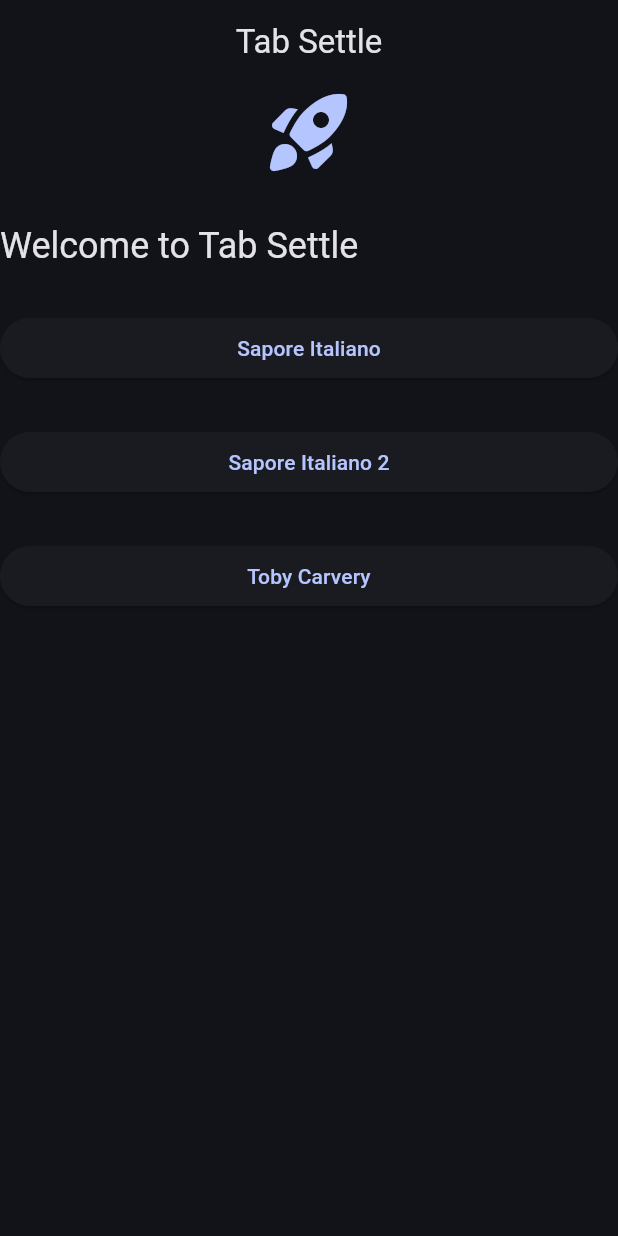
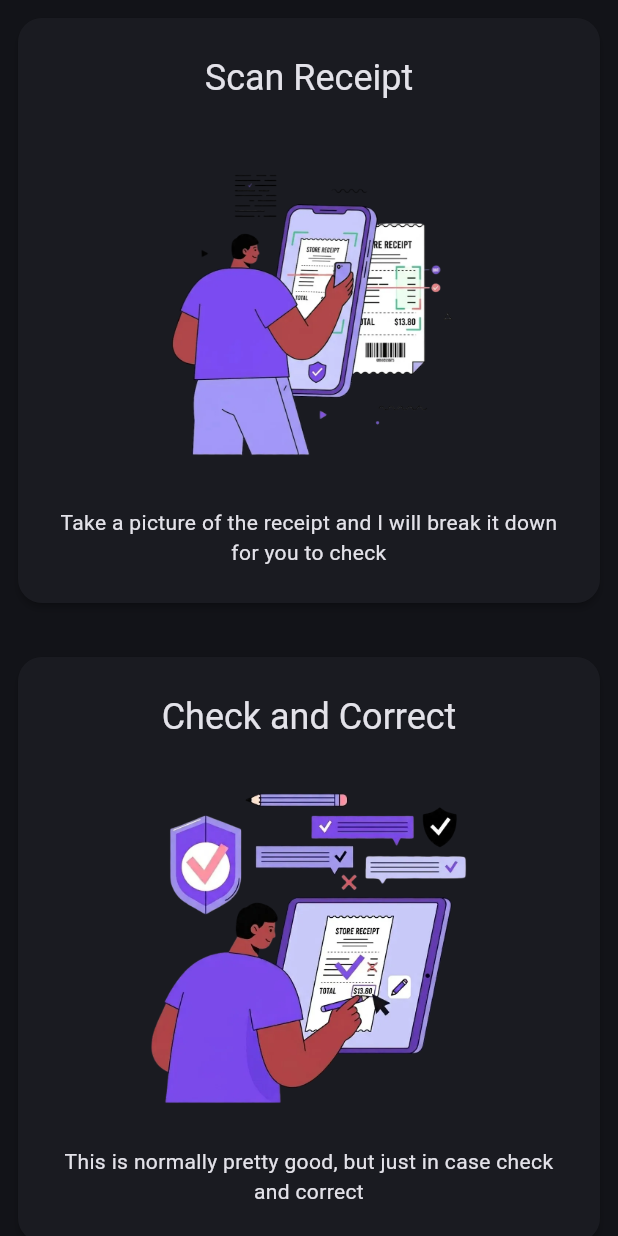
Before and after one commit to mcdona22/tab_settle, a Flutter app: the screen it shows after launch, on a phone screen of 412 x 824 dp. Run offline on Flutter 3.47's test engine with Material 3 defaults, Android fonts, the phone set to English and light mode, and no system bars; our stand-ins replace flutter_dotenv, freezed_annotation, go_router, google_generative_ai, hooks_riverpod, loggy and 1 more; missing offline and left inert: flutter_loggy; generated files the repository leaves out were written again; network calls fail.

Commit message:
created ImageCards with the desired graphics.  Now add them to a carousel

```diff
--- a/lib/features/home/home_page.dart
+++ b/lib/features/home/home_page.dart
@@ -7,6 +7,7 @@
 import 'package:tab_settle/features/bill_analyse/data/text_receipts.dart';
 import 'package:tab_settle/features/bill_analyse/service/gemini_service.dart';
 import 'package:tab_settle/features/bill_analyse/service/generative_model_provider.dart';
+import 'package:tab_settle/features/home/image_card.dart';
 
 class HomePage extends HookConsumerWidget with UiLoggy {
   const HomePage({super.key});
@@ -18,26 +19,56 @@
     final Future<List<dynamic>> modelsData = models.listAvailableModels(
       ref.watch(geminiApiKeyProvider),
     );
+
+    final cardHeight = 250.0;
+
     // final json = ref.watch(geminiServiceProvider).listAvailableModels(apiKey);
 
     // loggy.debug('Available models: $json');
 
     return Scaffold(
-      appBar: AppBar(title: const Text('Tab Settle'), centerTitle: true),
+      // appBar: AppBar(title: const Text('Tab Settle'), centerTitle: true),
       body: SingleChildScrollView(
+        child: Padding(
+          padding: const EdgeInsets.all(8.0),
           child: Column(
             crossAxisAlignment: CrossAxisAlignment.stretch,
             mainAxisAlignment: MainAxisAlignment.center,
             spacing: 28.0,
             children: [
-            Icon(
-              Icons.rocket_launch_rounded,
-              size: 64,
-              color: Theme.of(context).colorScheme.primary,
+              // Icon(
+              //   Icons.rocket_launch_rounded,
+              //   size: 64,
+              //   color: Theme.of(context).colorScheme.primary,
+              // ),
+              // Text(
+              //   'Welcome to Tab Settle',
+              //   style: Theme.of(context).textTheme.headlineSmall,
+              // ),
+              ImageCard(
+                title: 'Scan Receipt',
+                description:
+                    'Take a picture '
+                    'of the receipt and I will break it down for you to check',
+                imageName: 'scan.webp',
+                imageHeight: cardHeight,
               ),
-            Text(
-              'Welcome to Tab Settle',
-              style: Theme.of(context).textTheme.headlineSmall,
+
+              ImageCard(
+                title: 'Check and Correct',
+                description:
+                    'This is normally pretty good, but just in case check and '
+                    'correct',
+                imageName: 'check.webp',
+                imageHeight: cardHeight,
+              ),
+
+              ImageCard(
+                title: 'Push it!',
+                description:
+                    'Its ready to share - let your guests claim their items',
+                imageName: 'share-bill.webp',
+                imageHeight: cardHeight,
               ),
 
               ...List.generate(imageAssetReceipts.length, (i) {
@@ -69,12 +100,16 @@
                   builder: (_, snapshot) {
                     return snapshot.hasData
                         ? Padding(
-                          padding: const EdgeInsets.symmetric(horizontal: 30.0),
+                            padding: const EdgeInsets.symmetric(
+                              horizontal: 30.0,
+                            ),
                             child: Wrap(
                               spacing: 13.0,
                               runSpacing: 13.0,
 
-                            children: List.generate(snapshot.data!.length, (i) {
+                              children: List.generate(snapshot.data!.length, (
+                                i,
+                              ) {
                                 final sorted = snapshot.data!.sort();
                                 return Container(
                                   padding: EdgeInsetsGeometry.all(12.0),
@@ -107,6 +142,7 @@
             ],
           ),
         ),
+      ),
     );
   }
 }
--- /dev/null
+++ b/lib/features/home/image_card.dart
@@ -0,0 +1,49 @@
+import 'package:flutter/material.dart';
+
+class ImageCard extends StatelessWidget {
+  const ImageCard({
+    required this.title,
+    required this.imageName,
+    this.description = '',
+    this.imageHeight = 220.0,
+    super.key,
+  });
+
+  final String title;
+  final String description;
+  final double imageHeight;
+  final String imageName;
+
+  @override
+  Widget build(BuildContext context) {
+    final imagePath = 'assets/graphics/$imageName';
+
+    final theme = Theme.of(context);
+    return Card(
+      elevation: 2.0,
+      shape: RoundedRectangleBorder(borderRadius: BorderRadius.circular(16)),
+      child: Padding(
+        padding: EdgeInsetsGeometry.symmetric(horizontal: 20.0, vertical: 24.0),
+        child: Column(
+          spacing: 10.0,
+          mainAxisSize: MainAxisSize.min,
+          crossAxisAlignment: CrossAxisAlignment.center,
+          children: [
+            Text(
+              title,
+              textAlign: TextAlign.center,
+              style: theme.textTheme.headlineSmall,
+            ),
+            SizedBox(
+              height: imageHeight,
+
+              width: imageHeight,
+              child: Image.asset(imagePath, fit: BoxFit.contain),
+            ),
+            Text(description, textAlign: TextAlign.center),
+          ],
+        ),
+      ),
+    );
+  }
+}
--- a/pubspec.yaml
+++ b/pubspec.yaml
@@ -53,4 +53,5 @@
 
   assets:
     - assets/test_receipts/
+    - assets/graphics/
     - .env
```
Also changed, not shown: assets/graphics/bak/check.webp (added), assets/graphics/bak/scan.webp (added), assets/graphics/bak/share.webp (renamed from assets/graphics/share.webp), assets/graphics/check.webp, assets/graphics/scan.webp, assets/graphics/share-bill.webp (added), 1 other file. Lines whose indentation alone changed are shown as unchanged.
